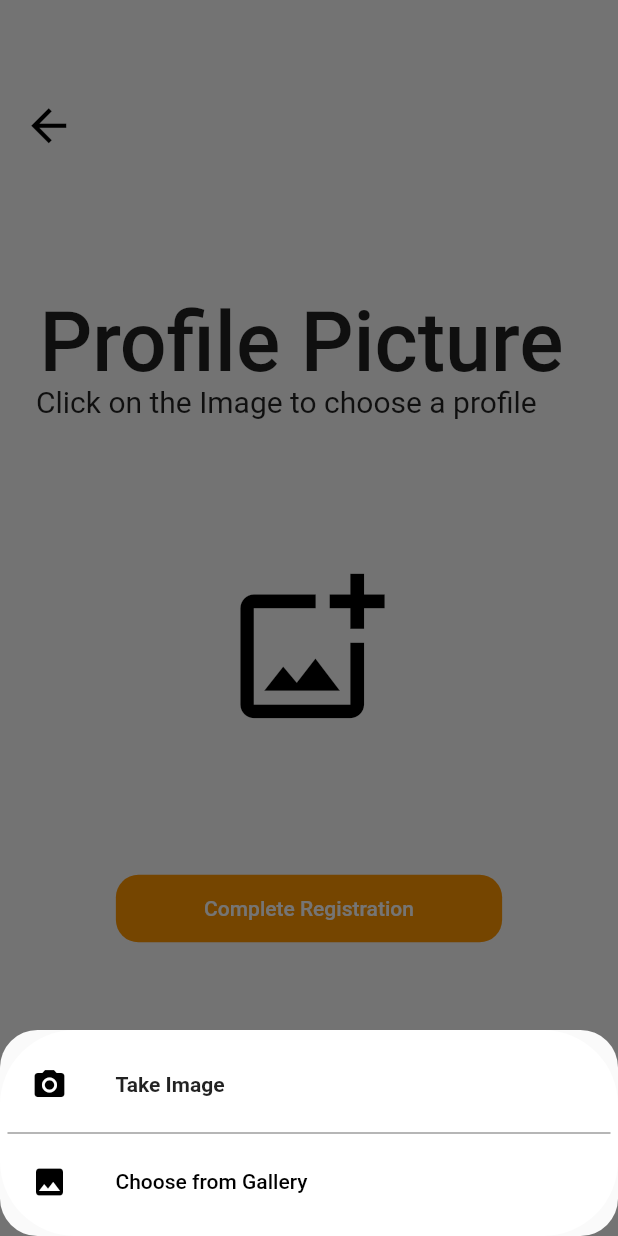
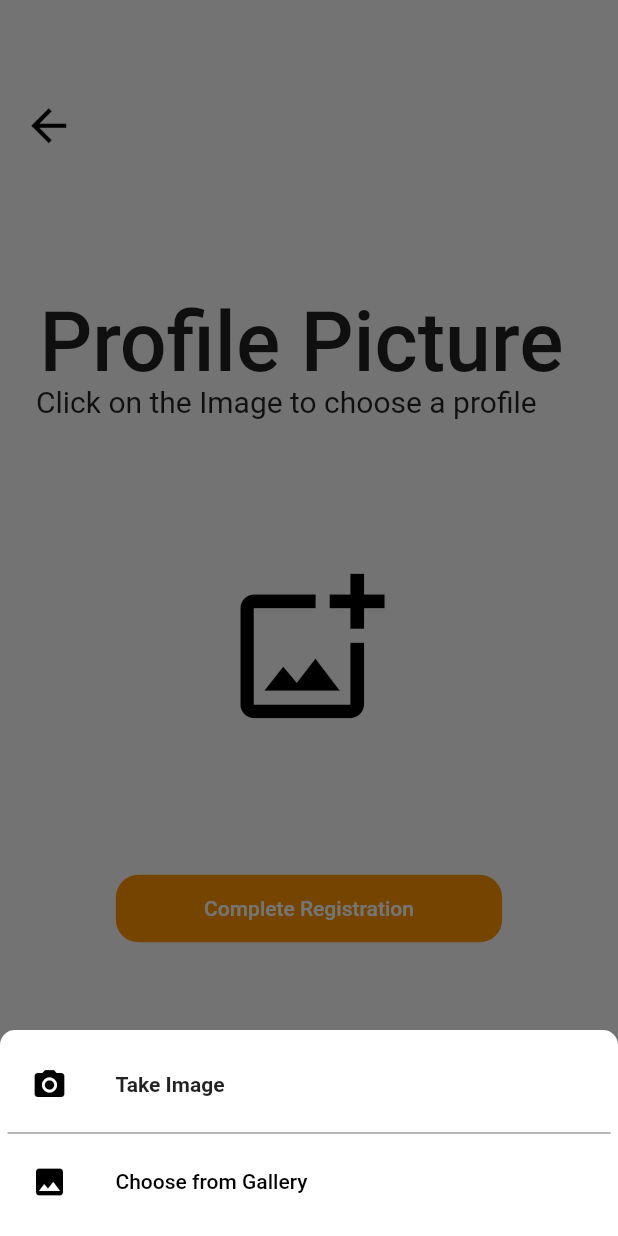
Before and after one commit to metekeltek/shufflechat, a Flutter app: the Register6 screen opened directly, after a tap on the "add photo alternate" icon, on a phone screen of 412 x 824 dp. Run offline on Flutter 3.47's test engine with Material 2 defaults, Android fonts, the phone set to English and light mode, and no system bars; our stand-ins replace cached_network_image, cloud_firestore, custom_radio_grouped_button, firebase_auth, firebase_core, firebase_storage and 4 more; missing offline and left inert: a package; accounts and stored records are empty.

Commit message:
Adding Icon + android fixes

```diff
--- a/lib/ui/register5.dart
+++ b/lib/ui/register5.dart
@@ -83,7 +83,7 @@ class _Register5State extends State<Register5> {
             ),
             Container(
               width: MediaQuery.of(context).size.width / 1.02,
-              height: MediaQuery.of(context).size.height / 1.6,
+              height: MediaQuery.of(context).size.height / 2,
               child: CustomCheckBoxGroup(
                 buttonTextStyle: ButtonTextStyle(
                   selectedColor: Colors.white,
--- a/lib/ui/register6.dart
+++ b/lib/ui/register6.dart
@@ -188,7 +188,9 @@ void _showImageBottomSheet(context, _Register6State settingsWidget) {
         ),
         height: MediaQuery.of(context).size.height / 6,
         decoration: new BoxDecoration(
-            color: Colors.white, borderRadius: BorderRadius.circular(50)),
+            color: Colors.white,
+            borderRadius: BorderRadius.only(
+                topLeft: Radius.circular(10), topRight: Radius.circular(10))),
         child: Wrap(
           runAlignment: WrapAlignment.spaceEvenly,
           children: [
--- a/lib/ui/support.dart
+++ b/lib/ui/support.dart
@@ -61,9 +61,6 @@ class _SupportState extends State<Support> {
                       ),
                     ),
                   ),
-                  SizedBox(
-                    height: 10,
-                  ),
                   Container(
                     padding: EdgeInsets.symmetric(horizontal: 10),
                     width: MediaQuery.of(context).size.width,
@@ -78,7 +75,7 @@ class _SupportState extends State<Support> {
                     ),
                   ),
                   Container(
-                    margin: EdgeInsets.only(top: 10),
+                    margin: EdgeInsets.only(top: 5),
                     width: MediaQuery.of(context).size.width,
                     child: Center(
                       child: SelectableText(
```
Also changed, not shown: lib/ui/settings.dart (+5 -2 lines), 12 other files.
